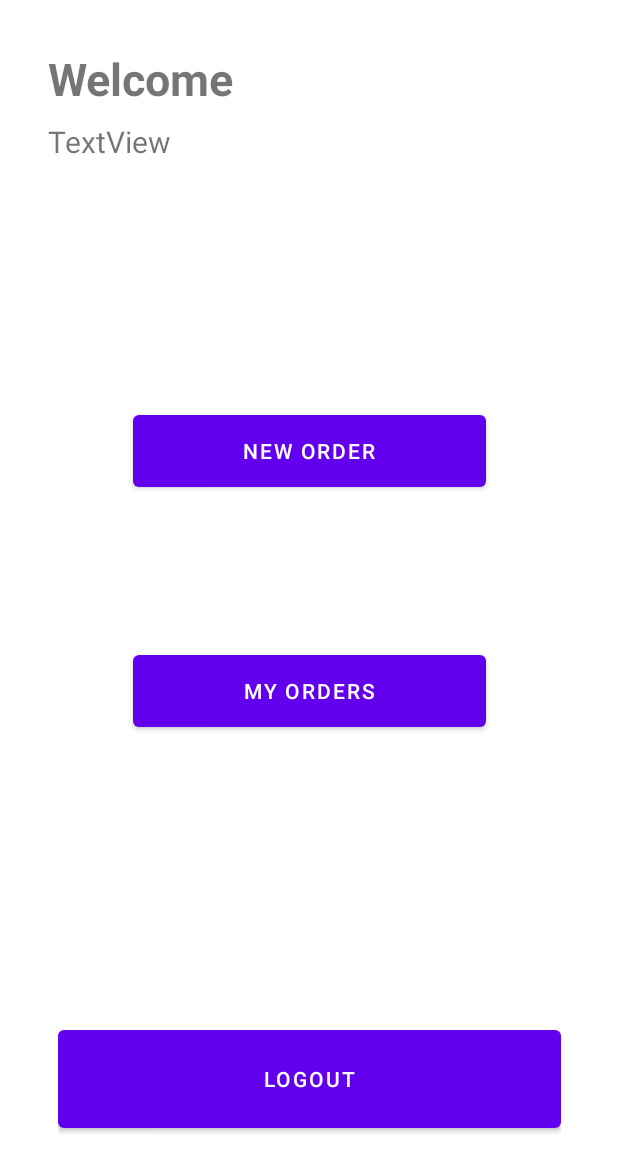
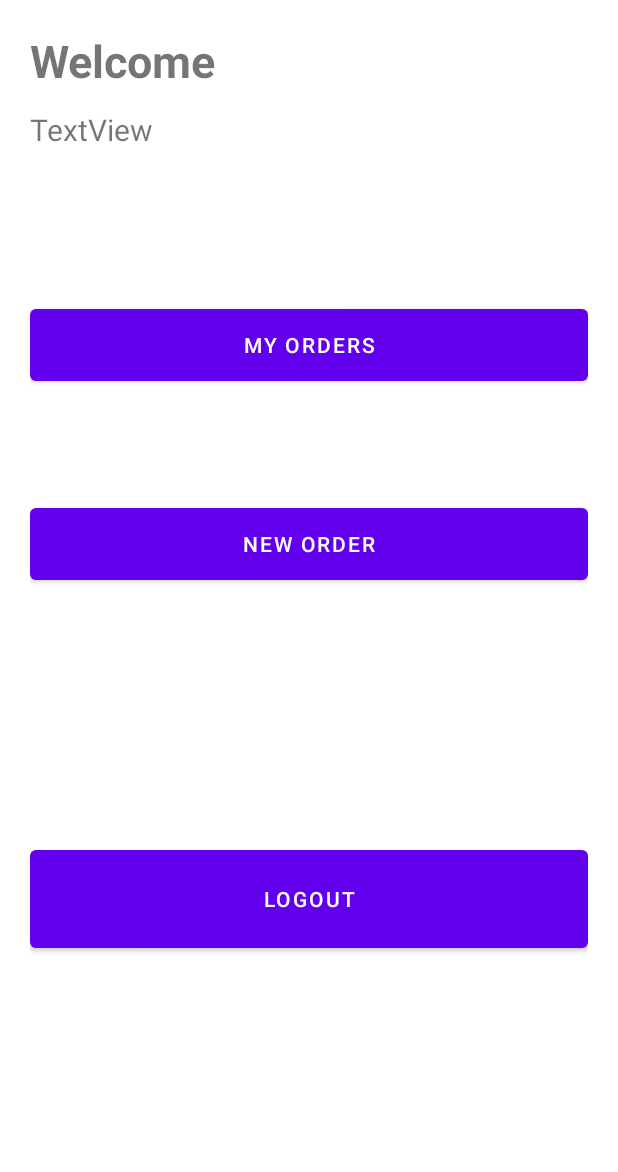
Before and after one commit to HamoonZamiri/Cartmax, an Android app: the layout activity_customer_main.xml on its own in the app's theme, with its tools: preview values and no code run, on a phone screen of 412 x 824 dp. Shown: the top 1172 px of the screen. Run offline under Robolectric (Android 15) with nearby library versions, the phone set to English and light mode, and no system bars.

Commit message:
Integrated Hamoon's login with Customer landing page; Some tweaks to CustomerMainAcitivty layout

```diff
--- a/app/src/main/res/layout/activity_customer_main.xml
+++ b/app/src/main/res/layout/activity_customer_main.xml
@@ -4,62 +4,68 @@
     xmlns:tools="http://schemas.android.com/tools"
     android:layout_width="match_parent"
     android:layout_height="match_parent"
+    android:layout_margin="20dp"
     tools:context=".CustomerMainActivity">
 
-    <LinearLayout
-        android:layout_width="335dp"
-        android:layout_height="536dp"
-        android:orientation="vertical"
-        android:layout_marginTop="45dp"
-        app:layout_constraintBottom_toBottomOf="parent"
+    <androidx.constraintlayout.widget.ConstraintLayout
+        android:id="@+id/constraintLayout"
+        android:layout_width="match_parent"
+        android:layout_height="match_parent">
+
+        <Button
+            android:id="@+id/logout"
+            android:layout_width="match_parent"
+            android:layout_height="77dp"
+            android:layout_marginTop="168dp"
+            android:text="Logout"
             app:layout_constraintEnd_toEndOf="parent"
+            app:layout_constraintHorizontal_bias="0.0"
             app:layout_constraintStart_toStartOf="parent"
-        app:layout_constraintTop_toBottomOf="@+id/customerName">
+            app:layout_constraintTop_toBottomOf="@+id/newOrder" />
+
+        <Button
+            android:id="@+id/myOrders"
+            android:layout_width="match_parent"
+            android:layout_height="60dp"
+            android:layout_marginTop="180dp"
+            android:text="My Orders"
+            app:layout_constraintEnd_toEndOf="parent"
+            app:layout_constraintHorizontal_bias="0.0"
+            app:layout_constraintStart_toStartOf="parent"
+            app:layout_constraintTop_toTopOf="parent" />
 
         <Button
             android:id="@+id/newOrder"
             android:layout_width="match_parent"
             android:layout_height="60dp"
-            android:layout_margin="50dp"
-            android:text="New Order" />
+            android:text="New Order"
+            app:layout_constraintBottom_toBottomOf="parent"
+            app:layout_constraintEnd_toEndOf="parent"
+            app:layout_constraintHorizontal_bias="0.0"
+            app:layout_constraintStart_toStartOf="parent"
+            app:layout_constraintTop_toBottomOf="@+id/myOrders"
+            app:layout_constraintVertical_bias="0.15" />
 
-
-        <Button
-            android:id="@+id/myOrders"
-            android:layout_width="match_parent"
-            android:layout_height="60dp"
-            android:layout_margin="50dp"
-            android:text="My Orders" />
-
-        <Button
-            android:id="@+id/logout"
-            android:layout_width="match_parent"
-            android:layout_height="77dp"
-            android:layout_marginTop="140dp"
-            android:text="Logout" />
-    </LinearLayout>
+        <TextView
+            android:id="@+id/customerName"
+            android:layout_width="wrap_content"
+            android:layout_height="wrap_content"
+            android:layout_marginTop="12dp"
+            android:text="TextView"
+            android:textSize="20sp"
+            app:layout_constraintTop_toBottomOf="@+id/welcomeText"
+            tools:layout_editor_absoluteX="31dp" />
 
         <TextView
             android:id="@+id/welcomeText"
             android:layout_width="wrap_content"
             android:layout_height="wrap_content"
-        android:layout_marginStart="32dp"
-        android:layout_marginTop="32dp"
             android:text="Welcome"
             android:textSize="30sp"
             android:textStyle="bold"
-        app:layout_constraintStart_toStartOf="parent"
-        app:layout_constraintTop_toTopOf="parent" />
+            app:layout_constraintStart_toStartOf="@+id/customerName"
+            tools:layout_editor_absoluteY="32dp" />
 
-    <TextView
-        android:id="@+id/customerName"
-        android:layout_width="wrap_content"
-        android:layout_height="wrap_content"
-        android:layout_marginTop="8dp"
-        android:text="TextView"
-        android:textSize="20sp"
-        app:layout_constraintEnd_toEndOf="parent"
-        app:layout_constraintHorizontal_bias="0.097"
-        app:layout_constraintStart_toStartOf="parent"
-        app:layout_constraintTop_toBottomOf="@+id/welcomeText" />
     </androidx.constraintlayout.widget.ConstraintLayout>
+
+</androidx.constraintlayout.widget.ConstraintLayout>
```
Also changed, not shown: app/src/main/java/com/example/b07_final_project/CustomerMainActivity.java (+12 -4 lines), app/src/main/java/com/example/b07_final_project/LoginActivity.java (+2 -60 lines). Lines whose indentation alone changed are shown as unchanged.
